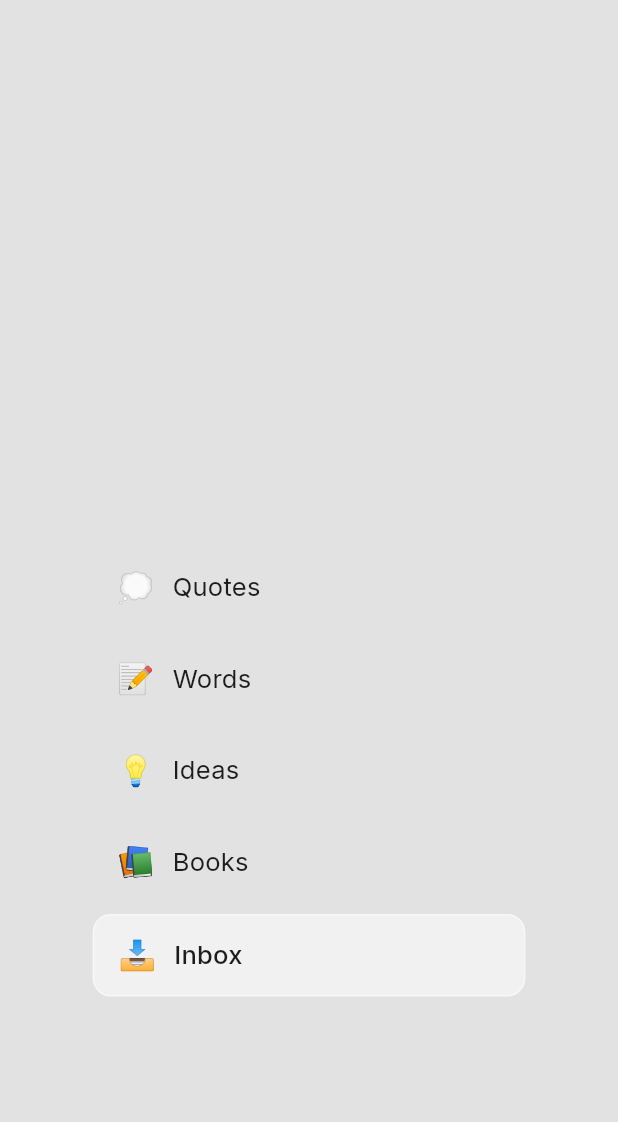
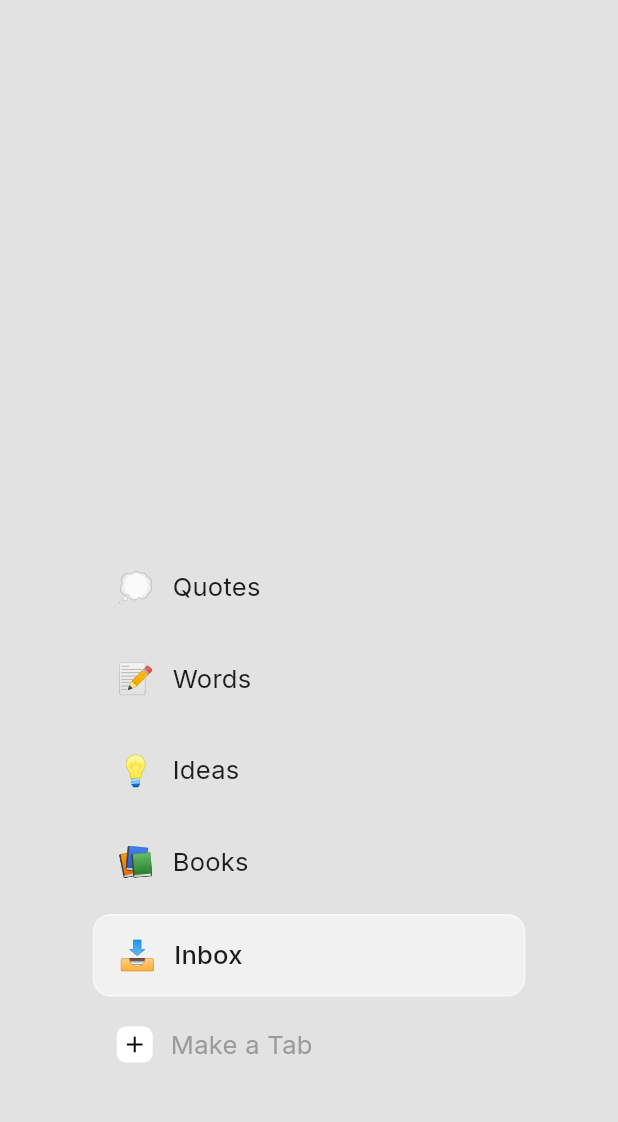
Before and after one commit to nevatas/tabs_flutter, a Flutter app: the screen it shows after launch, after a tap on the "menu" icon, on a phone screen of 412 x 824 dp, the part 76-1198 px from its top. Run offline on Flutter 3.47's test engine with Material 3 defaults, Android fonts, the phone set to English and light mode, and no system bars; drawn by our look-alikes of smooth_corner; our stand-ins replace google_fonts.

Commit message:
Fix same bugs

```diff
--- a/lib/controllers/custom_page_controller.dart
+++ b/lib/controllers/custom_page_controller.dart
@@ -9,7 +9,6 @@ class CustomPageController extends PageController {
   }) : super(
          initialPage: initialPage,
          keepPage: keepPage,
-         viewportFraction: 0.8,
        );
 
   Future<void> animateToPageWithoutBuilding(
--- a/lib/messages/message_bubble.dart
+++ b/lib/messages/message_bubble.dart
@@ -87,31 +87,25 @@ class MessageBubble extends StatelessWidget {
   Widget build(BuildContext context) {
     return GestureDetector(
       onLongPress: onMove != null ? () => _showMoveDialog(context) : null,
-      child: Container(
-        margin: const EdgeInsets.symmetric(vertical: 4),
+      child: Padding(
+        padding: const EdgeInsets.symmetric(horizontal: 16, vertical: 4),
         child: Container(
           width: double.infinity,
-          padding: const EdgeInsets.symmetric(horizontal: 16, vertical: 14),
-          constraints: const BoxConstraints(
-            minWidth: 0,
-            maxWidth: double.infinity,
-            minHeight: 0,
-            maxHeight: double.infinity,
-          ),
+          padding: const EdgeInsets.all(16),
           decoration: BoxDecoration(
             color: AppColors.getSecondaryBackground(context),
+            borderRadius: SmoothRectangleBorder(
               borderRadius: BorderRadius.circular(12),
+            ).borderRadius,
             border: Border.all(
               color: AppColors.getDividedColor(context),
               width: 1,
             ),
           ),
-          child: Stack(
-            fit: StackFit.loose,
+          child: Column(
+            crossAxisAlignment: CrossAxisAlignment.start,
             children: [
-              Padding(
-                padding: const EdgeInsets.only(right: 40),
-                child: Text(
+              Text(
                 message.text,
                 style: TextStyle(
                   color: AppColors.getPrimaryText(context),
@@ -119,17 +113,13 @@ class MessageBubble extends StatelessWidget {
                   letterSpacing: 0.2,
                 ),
               ),
-              ),
-              Positioned(
-                right: 0,
-                bottom: 0,
-                child: Text(
+              const SizedBox(height: 4),
+              Text(
                 _dateFormat.format(message.timestamp),
                 style: TextStyle(
                   color: AppColors.getSecondaryText(context),
                   fontSize: 12,
                   letterSpacing: -0.2,
-                  ),
                 ),
               ),
             ],
--- a/lib/widgets/side_menu.dart
+++ b/lib/widgets/side_menu.dart
@@ -46,9 +46,23 @@ class SideMenu extends StatelessWidget {
                 Expanded(
                   child: ListView.builder(
                     padding: const EdgeInsets.symmetric(horizontal: 8),
-                    itemCount: tabs.length,
+                    itemCount: tabs.length + 1,
                     itemBuilder: (context, index) {
-                      final reversedIndex = (tabs.length - 1) - index;
+                      if (index == tabs.length) {
+                        return Center(
+                          child: SizedBox(
+                            width: MediaQuery.of(context).size.width * 0.7,
+                            child: CreateTabButton(
+                              onCreateTab: (String title) {
+                                Navigator.pop(context);
+                              },
+                              index: index,
+                              tabsCount: tabs.length + 1,
+                            ),
+                          ),
+                        );
+                      }
+                      final reversedIndex = tabs.length - index - 1;
                       return Center(
                         child: SizedBox(
                           width: MediaQuery.of(context).size.width * 0.7,
@@ -61,7 +75,7 @@ class SideMenu extends StatelessWidget {
                               Navigator.pop(context);
                             },
                             index: index,
-                            tabsCount: tabs.length,
+                            tabsCount: tabs.length + 1,
                           ),
                         ),
                       );
@@ -183,3 +197,141 @@ class _SideMenuTabState extends State<SideMenuTab> {
     );
   }
 }
+
+class CreateTabButton extends StatefulWidget {
+  final Function(String) onCreateTab;
+  final int index;
+  final int tabsCount;
+
+  const CreateTabButton({
+    super.key,
+    required this.onCreateTab,
+    required this.index,
+    required this.tabsCount,
+  });
+
+  @override
+  State<CreateTabButton> createState() => _CreateTabButtonState();
+}
+
+class _CreateTabButtonState extends State<CreateTabButton> {
+  bool _isEditing = false;
+  final _controller = TextEditingController();
+  final _focusNode = FocusNode();
+  bool _visible = false;
+
+  @override
+  void initState() {
+    super.initState();
+    Future.delayed(Duration(milliseconds: 50 * (widget.tabsCount - widget.index - 1)), () {
+      if (mounted) {
+        setState(() => _visible = true);
+      }
+    });
+  }
+
+  @override
+  void dispose() {
+    _controller.dispose();
+    _focusNode.dispose();
+    super.dispose();
+  }
+
+  @override
+  Widget build(BuildContext context) {
+    return TweenAnimationBuilder<double>(
+      tween: Tween(begin: -1.0, end: _visible ? 0.0 : -1.0),
+      duration: const Duration(milliseconds: 200),
+      curve: Curves.easeOutCubic,
+      builder: (context, value, child) {
+        return Transform.translate(
+          offset: Offset(value * 100, 0),
+          child: Opacity(
+            opacity: value == -1 ? 0 : 1,
+            child: child,
+          ),
+        );
+      },
+      child: Padding(
+        padding: const EdgeInsets.symmetric(vertical: 4),
+        child: SmoothContainer(
+          smoothness: 0.6,
+          borderRadius: BorderRadius.circular(12),
+          color: AppColors.getPrimaryBackground(context),
+          child: Material(
+            color: Colors.transparent,
+            child: InkWell(
+              onTap: () {
+                if (!_isEditing) {
+                  setState(() => _isEditing = true);
+                  _focusNode.requestFocus();
+                }
+              },
+              child: Padding(
+                padding: const EdgeInsets.symmetric(
+                  horizontal: 16,
+                  vertical: 12,
+                ),
+                child: Row(
+                  mainAxisAlignment: MainAxisAlignment.start,
+                  children: [
+                    Container(
+                      width: 24,
+                      height: 24,
+                      decoration: BoxDecoration(
+                        color: Colors.white,
+                        borderRadius: BorderRadius.circular(6),
+                      ),
+                      child: const Center(
+                        child: Icon(
+                          Icons.add,
+                          size: 18,
+                          color: Colors.black,
+                        ),
+                      ),
+                    ),
+                    const SizedBox(width: 12),
+                    if (_isEditing)
+                      Expanded(
+                        child: TextField(
+                          controller: _controller,
+                          focusNode: _focusNode,
+                          style: TextStyle(
+                            color: AppColors.getPrimaryText(context),
+                            fontSize: 17,
+                            letterSpacing: 0.2,
+                            fontFamily: GoogleFonts.inter().fontFamily,
+                          ),
+                          decoration: const InputDecoration(
+                            border: InputBorder.none,
+                            isDense: true,
+                          ),
+                          onSubmitted: (value) {
+                            if (value.isNotEmpty) {
+                              widget.onCreateTab(value);
+                            }
+                            setState(() => _isEditing = false);
+                            _controller.clear();
+                          },
+                        ),
+                      )
+                    else
+                      Text(
+                        'Make a Tab',
+                        style: TextStyle(
+                          color: AppColors.getSecondaryText(context),
+                          fontSize: 17,
+                          letterSpacing: 0.2,
+                          fontFamily: GoogleFonts.inter().fontFamily,
+                        ),
+                      ),
+                  ],
+                ),
+              ),
+            ),
+          ),
+        ),
+      ),
+    );
+  }
+}
```
Lines whose indentation alone changed are shown as unchanged.
